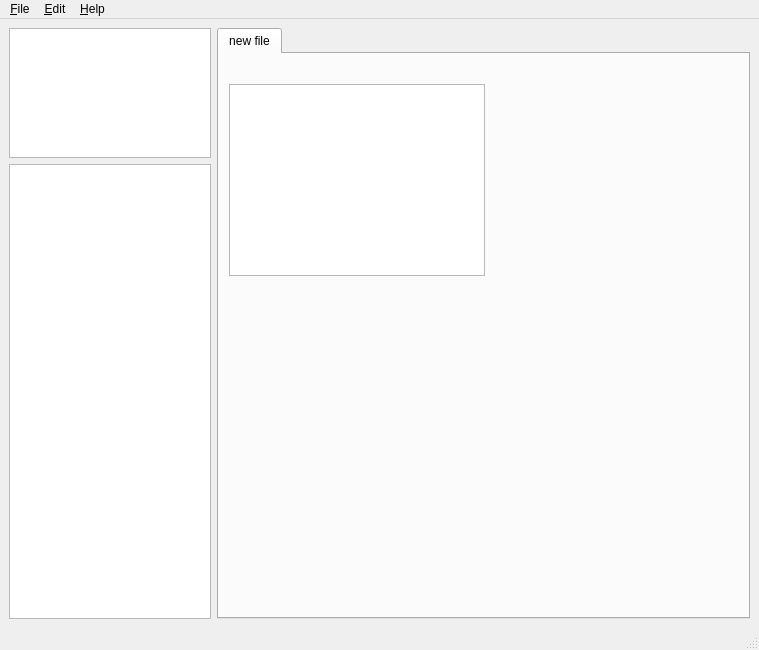
First picture: the form in src/GUI/mainwindow.ui, repository spillerrec/RICcreator, before the edit.
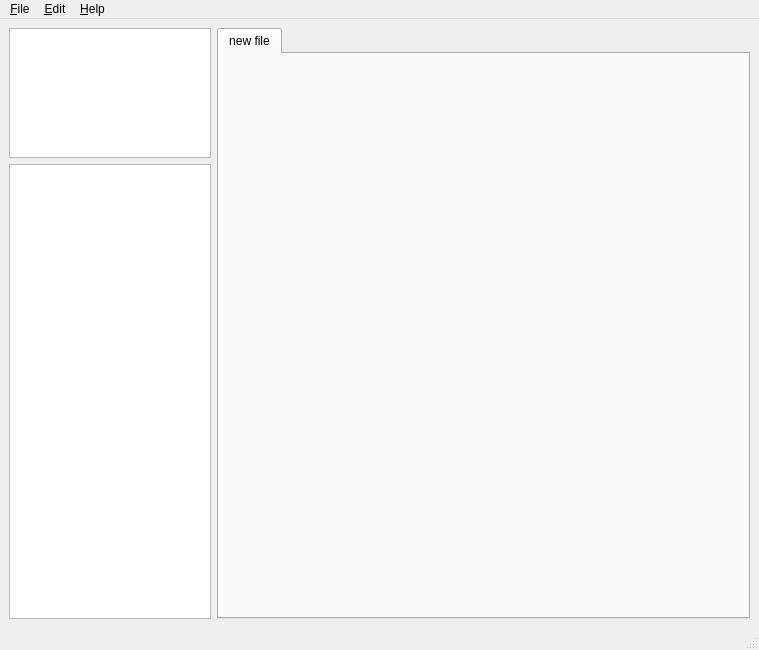
Second picture: the form after the edit.

Commit message: ModelView changed to a tree-list-view and headerData shown. However the current method will not be able to handle the children, some sort of UID system is needed...

Patch:
```diff
--- a/src/GUI/mainwindow.ui
+++ b/src/GUI/mainwindow.ui
@@ -54,7 +54,7 @@
        </widget>
       </item>
       <item>
-       <widget class="QListView" name="listView">
+       <widget class="QTreeView" name="treeView">
         <property name="maximumSize">
          <size>
           <width>202</width>
@@ -74,16 +74,6 @@
        <attribute name="title">
         <string>new file</string>
        </attribute>
-       <widget class="QTreeView" name="treeView">
-        <property name="geometry">
-         <rect>
-          <x>10</x>
-          <y>30</y>
-          <width>256</width>
-          <height>192</height>
-         </rect>
-        </property>
-       </widget>
       </widget>
      </widget>
     </item>
```
Left out of the diff: 2 changed lines with no effect on the pictures. The commit also changes 4 other files.
